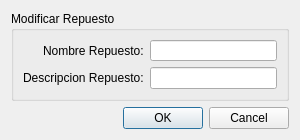
Before: the Qt Designer form src/ui/DialogModificarRepuesto.ui in guilleurrutia10/division-transporte, drawn with Qt 5.
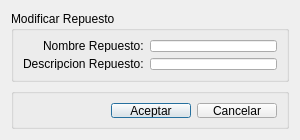
After: the same form once the commit is applied.

Commit message: modificaciones ui con group box parte 2

What changed in the file:
```diff
--- a/src/ui/DialogModificarRepuesto.ui
+++ b/src/ui/DialogModificarRepuesto.ui
@@ -62,13 +62,63 @@
     </widget>
    </item>
    <item>
-    <widget class="QDialogButtonBox" name="buttonBox">
-     <property name="orientation">
-      <enum>Qt::Horizontal</enum>
+    <widget class="QGroupBox" name="groupBoxButtonBox">
+     <property name="minimumSize">
+      <size>
+       <width>271</width>
+       <height>41</height>
+      </size>
      </property>
-     <property name="standardButtons">
-      <set>QDialogButtonBox::Cancel|QDialogButtonBox::Ok</set>
+     <property name="maximumSize">
+      <size>
+       <width>16777215</width>
+       <height>41</height>
+      </size>
      </property>
+     <property name="title">
+      <string/>
+     </property>
+     <layout class="QGridLayout" name="gridLayout_2">
+      <property name="leftMargin">
+       <number>9</number>
+      </property>
+      <property name="topMargin">
+       <number>9</number>
+      </property>
+      <property name="rightMargin">
+       <number>9</number>
+      </property>
+      <property name="bottomMargin">
+       <number>8</number>
+      </property>
+      <item row="0" column="1">
+       <widget class="QPushButton" name="pushButtonAceptar">
+        <property name="text">
+         <string>Aceptar</string>
+        </property>
+       </widget>
+      </item>
+      <item row="0" column="2">
+       <widget class="QPushButton" name="pushButtonCancelar">
+        <property name="text">
+         <string>Cancelar</string>
+        </property>
+       </widget>
+      </item>
+      <item row="0" column="0">
+       <spacer name="horizontalSpacer_2">
+        <property name="orientation">
+         <enum>Qt::Horizontal</enum>
+        </property>
+        <property name="sizeHint" stdset="0">
+         <size>
+          <width>40</width>
+          <height>20</height>
+         </size>
+        </property>
+       </spacer>
+      </item>
+     </layout>
     </widget>
    </item>
   </layout>
```
Left out of the diff: 35 changed lines with no effect on the pictures. The commit also changes 28 other files.
